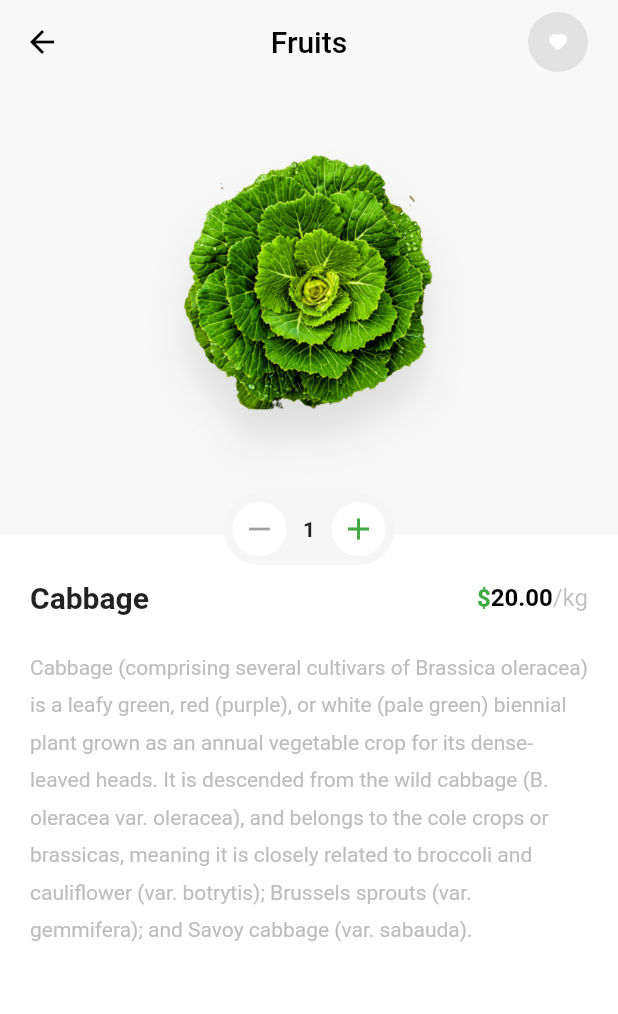
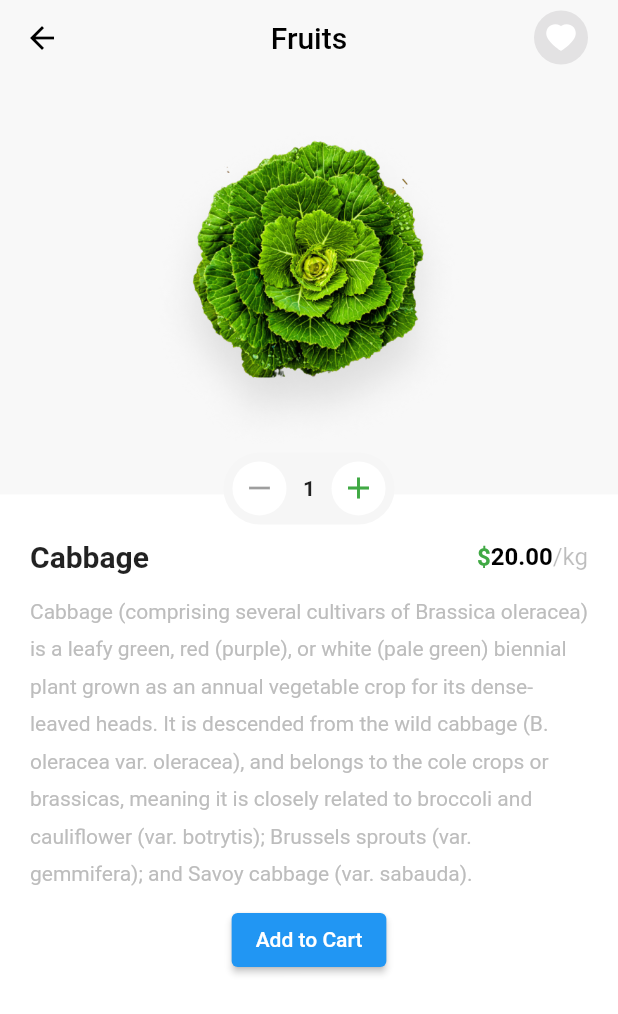
Before and after one commit to SiKirillo/awesome_flutter, a Flutter app: the DetailsScreen screen opened directly with sample values from the repository, on a phone screen of 412 x 824 dp. Shown: the top 1014 px of the screen. Run offline on Flutter 3.47's test engine with Material 2 defaults, Android fonts, the phone set to English and light mode, and no system bars; our stand-ins replace cloud_firestore, firebase_auth, firebase_core, fl_chart, flutter_spinkit, flutter_svg and 2 more; accounts and stored records are empty.

Commit message:
code refactoring

```diff
--- a/plants_animated_shop/lib/src/constants.dart
+++ b/plants_animated_shop/lib/src/constants.dart
@@ -6,5 +6,11 @@ const kHeaderHeight = 85.0;
 
 const kBgColor = Color(0xFFF6F5F2);
 const kPrimaryColor = Color(0xFF40A944);
+const kBottomBarColor = Color(0xFFCDF77C);
+const kImageBackgroundColor = Color(0xFFF8F8F8);
+const kProductItemBackgroundColor = Color(0xFFF7F7F7);
+const kCounterBackgroundColor = Color(0xFFF6F6F6);
 
 const kPanelTransition = Duration(milliseconds: 500);
+
+const kAppBarHeight = 50.0;
--- a/plants_animated_shop/lib/src/features/details/screens/details_screen.dart
+++ b/plants_animated_shop/lib/src/features/details/screens/details_screen.dart
@@ -1,11 +1,14 @@
 import 'package:flutter/material.dart';
 import 'package:plants_animated_shop/src/constants.dart';
-import 'package:plants_animated_shop/src/features/details/widgets/cart_counter.dart';
+import 'package:plants_animated_shop/src/features/details/widgets/product_image.dart';
+import 'package:plants_animated_shop/src/features/details/widgets/product_top_description.dart';
+import 'package:plants_animated_shop/src/features/shared/content_wrapper.dart';
 import 'package:plants_animated_shop/src/features/shared/favorite_button.dart';
-import 'package:plants_animated_shop/src/features/shared/price.dart';
+import 'package:plants_animated_shop/src/features/shared/scrollable_wrapper.dart';
 import 'package:plants_animated_shop/src/models/product.dart';
 
 class DetailsScreen extends StatefulWidget {
+  static const routeName = '/details';
   final Product product;
 
   const DetailsScreen({
@@ -18,8 +21,10 @@ class DetailsScreen extends StatefulWidget {
 }
 
 class _DetailsScreenState extends State<DetailsScreen> {
-  AppBar buildAppBar() {
-    return AppBar(
+  PreferredSize _buildAppBar() {
+    return PreferredSize(
+      preferredSize: const Size.fromHeight(kAppBarHeight),
+      child: AppBar(
         leading: const BackButton(
           color: Colors.black,
         ),
@@ -30,64 +35,75 @@ class _DetailsScreenState extends State<DetailsScreen> {
           'Fruits',
           style: TextStyle(color: Colors.black),
         ),
-      actions: const <Widget>[
-        FavoriteButton(radius: 20.0),
-        SizedBox(width: kDefaultPadding),
+        actions: <Widget>[
+          FavoriteButton(
+            radius: 20.0,
+            isSmall: false,
+            callback: () {},
+          ),
+          const SizedBox(
+            width: kDefaultPadding,
+          ),
         ],
+      ),
     );
+  }
+
+  void _onAddToCartButtonHandler() {
+    Navigator.of(context).pop();
   }
 
   @override
   Widget build(BuildContext context) {
     return Scaffold(
       backgroundColor: Colors.white,
-      appBar: buildAppBar(),
+      appBar: _buildAppBar(),
       body: Flex(
         direction: Axis.vertical,
         children: <Widget>[
-          AspectRatio(
-            aspectRatio: 1.37,
-            child: Stack(
-              clipBehavior: Clip.none,
-              alignment: Alignment.center,
-              children: [
-                Container(
-                  width: double.infinity,
-                  color: const Color(0xFFF8F8F8),
-                  child: Image.asset(widget.product.imageSrc!),
+          ProductImage(
+            heroTag: widget.product.title!,
+            imageSrc: widget.product.imageSrc!,
           ),
-                const Positioned(
-                  bottom: -20.0,
-                  child: CartCounter(),
-                )
-              ],
+          Expanded(
+            child: ContentWrapper(
+              widget: Flex(
+                direction: Axis.vertical,
+                children: <Widget>[
+                  const SizedBox(
+                    height: kDefaultPadding * 1.5,
                   ),
+                  ProductTopDescription(
+                    title: widget.product.title!,
+                    price: widget.product.price!,
                   ),
-          const SizedBox(height: kDefaultPadding * 1.5),
-          Padding(
-            padding: const EdgeInsets.symmetric(horizontal: kDefaultPadding),
-            child: Row(
-              children: [
+                  const SizedBox(
+                    height: kDefaultPadding / 2.0,
+                  ),
                   Expanded(
-                  child: Text(
-                    widget.product.title!,
-                    style: Theme.of(context)
-                        .textTheme
-                        .headline6!
-                        .copyWith(fontWeight: FontWeight.bold),
-                  ),
-                ),
-                const Price(amount: '20.00'),
-              ],
-            ),
-          ),
-          const Padding(
-            padding: EdgeInsets.all(kDefaultPadding),
-            child: Text(
+                    child: ScrollableWrapper(
+                      widgets: [
+                        const Text(
                           'Cabbage (comprising several cultivars of Brassica oleracea) is a leafy green, red (purple), or white (pale green) biennial plant grown as an annual vegetable crop for its dense-leaved heads. It is descended from the wild cabbage (B. oleracea var. oleracea), and belongs to the cole crops or brassicas, meaning it is closely related to broccoli and cauliflower (var. botrytis); Brussels sprouts (var. gemmifera); and Savoy cabbage (var. sabauda).',
                           style: TextStyle(
                             color: Color(0xFFBDBDBD),
                             height: 1.8,
+                          ),
+                        ),
+                        const SizedBox(
+                          height: kDefaultPadding / 2.0,
+                        ),
+                        ElevatedButton(
+                          onPressed: _onAddToCartButtonHandler,
+                          child: const Text('Add to Cart'),
+                        ),
+                        const SizedBox(
+                          height: kDefaultPadding / 2.0,
+                        ),
+                      ],
+                    ),
+                  ),
+                ],
               ),
             ),
           ),
--- a/plants_animated_shop/lib/src/features/details/widgets/cart_counter.dart
+++ b/plants_animated_shop/lib/src/features/details/widgets/cart_counter.dart
@@ -2,14 +2,33 @@ import 'package:flutter/material.dart';
 import 'package:plants_animated_shop/src/constants.dart';
 import 'package:plants_animated_shop/src/features/shared/rounded_button.dart';
 
-class CartCounter extends StatelessWidget {
+class CartCounter extends StatefulWidget {
   const CartCounter({Key? key}) : super(key: key);
+
+  @override
+  State<CartCounter> createState() => _CartCounterState();
+}
+
+class _CartCounterState extends State<CartCounter> {
+  int _counter = 1;
+
+  void _onAddProductHandler() {
+    setState(() {
+      _counter++;
+    });
+  }
+
+  void _onRemoveProductHandler() {
+    setState(() {
+      _counter > 0 ? _counter-- : 0;
+    });
+  }
 
   @override
   Widget build(BuildContext context) {
     return Container(
       decoration: const BoxDecoration(
-        color: Color(0xFFF6F6F6),
+        color: kCounterBackgroundColor,
         borderRadius: BorderRadius.all(Radius.circular(40.0)),
       ),
       child: Flex(
@@ -18,13 +37,14 @@ class CartCounter extends StatelessWidget {
           RoundedButton(
             iconData: Icons.remove,
             color: Colors.black38,
-            callback: () {},
+            callback: _onRemoveProductHandler,
           ),
-          const Padding(
-            padding: EdgeInsets.symmetric(horizontal: kDefaultPadding / 4.0),
+          Padding(
+            padding:
+                const EdgeInsets.symmetric(horizontal: kDefaultPadding / 4.0),
             child: Text(
-              '1',
-              style: TextStyle(
+              _counter.toString(),
+              style: const TextStyle(
                 fontSize: 14.0,
                 fontWeight: FontWeight.bold,
               ),
@@ -32,7 +52,7 @@ class CartCounter extends StatelessWidget {
           ),
           RoundedButton(
             iconData: Icons.add,
-            callback: () {},
+            callback: _onAddProductHandler,
           ),
         ],
       ),
--- /dev/null
+++ b/plants_animated_shop/lib/src/features/details/widgets/product_image.dart
@@ -0,0 +1,47 @@
+import 'package:flutter/material.dart';
+import 'package:plants_animated_shop/src/constants.dart';
+
+import 'cart_counter.dart';
+
+class ProductImage extends StatelessWidget {
+  final String heroTag;
+  final String imageSrc;
+
+  const ProductImage({
+    Key? key,
+    required this.heroTag,
+    required this.imageSrc,
+  }) : super(key: key);
+
+  @override
+  Widget build(BuildContext context) {
+    final size = MediaQuery.of(context).size;
+    final productImageHeight = (size.height / 2.5) - kAppBarHeight;
+
+    return SizedBox(
+      height: productImageHeight,
+      width: double.infinity,
+      child: AspectRatio(
+        aspectRatio: 1.37,
+        child: Stack(
+          clipBehavior: Clip.none,
+          alignment: Alignment.center,
+          children: [
+            Container(
+              width: double.infinity,
+              color: kImageBackgroundColor,
+              child: Hero(
+                tag: heroTag,
+                child: Image.asset(imageSrc),
+              ),
+            ),
+            const Positioned(
+              bottom: -20.0,
+              child: CartCounter(),
+            ),
+          ],
+        ),
+      ),
+    );
+  }
+}
--- /dev/null
+++ b/plants_animated_shop/lib/src/features/details/widgets/product_top_description.dart
@@ -0,0 +1,32 @@
+import 'package:flutter/material.dart';
+import 'package:plants_animated_shop/src/features/shared/price.dart';
+
+class ProductTopDescription extends StatelessWidget {
+  final String title;
+  final String price;
+
+  const ProductTopDescription({
+    Key? key,
+    required this.title,
+    required this.price,
+  }) : super(key: key);
+
+  @override
+  Widget build(BuildContext context) {
+    return Flex(
+      direction: Axis.horizontal,
+      children: <Widget>[
+        Expanded(
+          child: Text(
+            title,
+            style: Theme.of(context)
+                .textTheme
+                .headline6!
+                .copyWith(fontWeight: FontWeight.bold),
+          ),
+        ),
+        Price(amount: price),
+      ],
+    );
+  }
+}
--- /dev/null
+++ b/plants_animated_shop/lib/src/features/shared/content_wrapper.dart
@@ -0,0 +1,27 @@
+import 'package:flutter/material.dart';
+
+import '../../constants.dart';
+
+class ContentWrapper extends StatelessWidget {
+  final Widget widget;
+  final double? maxHeight;
+
+  const ContentWrapper({
+    Key? key,
+    required this.widget,
+    this.maxHeight,
+  }) : super(key: key);
+
+  @override
+  Widget build(BuildContext context) {
+    return Container(
+      padding: const EdgeInsets.symmetric(horizontal: kDefaultPadding),
+      constraints: maxHeight != null
+          ? BoxConstraints(
+              maxHeight: maxHeight!,
+            )
+          : null,
+      child: widget,
+    );
+  }
+}
--- a/plants_animated_shop/lib/src/features/shared/favorite_button.dart
+++ b/plants_animated_shop/lib/src/features/shared/favorite_button.dart
@@ -1,20 +1,51 @@
 import 'package:flutter/material.dart';
 import 'package:flutter_svg/flutter_svg.dart';
 
-class FavoriteButton extends StatelessWidget {
+class FavoriteButton extends StatefulWidget {
   final double radius;
+  final bool isSmall;
+  final Function callback;
 
   const FavoriteButton({
     Key? key,
     this.radius = 12.0,
+    this.isSmall = true,
+    required this.callback,
   }) : super(key: key);
 
   @override
+  State<FavoriteButton> createState() => _FavoriteButtonState();
+}
+
+class _FavoriteButtonState extends State<FavoriteButton> {
+  bool _isTapped = false;
+
+  void _onTapHandler() {
+    setState(() {
+      _isTapped = !_isTapped;
+    });
+
+    widget.callback();
+  }
+
+  @override
   Widget build(BuildContext context) {
-    return CircleAvatar(
-      radius: radius,
-      backgroundColor: const Color(0xFFE3E2E3),
-      child: SvgPicture.asset('assets/icons/heart.svg'),
+    return SizedBox(
+      height: widget.isSmall ? 22.0 : 36.0,
+      width: widget.isSmall ? 22.0 : 36.0,
+      child: MaterialButton(
+        shape: const CircleBorder(),
+        elevation: 0.0,
+        color: const Color(0xFFE3E2E3),
+        padding: EdgeInsets.zero,
+        onPressed: _onTapHandler,
+        child: SvgPicture.asset(
+          'assets/icons/heart.svg',
+          height: widget.isSmall ? 12.0 : 20.0,
+          width: widget.isSmall ? 12.0 : 20.0,
+          color: _isTapped ? Colors.red : Colors.white,
+        ),
+      ),
     );
   }
 }
--- a/plants_animated_shop/lib/src/features/shared/price.dart
+++ b/plants_animated_shop/lib/src/features/shared/price.dart
@@ -6,7 +6,7 @@ class Price extends StatelessWidget {
 
   const Price({
     Key? key,
-    required this.amount,
+    this.amount = '66.66',
   }) : super(key: key);
 
   @override
--- /dev/null
+++ b/plants_animated_shop/lib/src/features/shared/scrollable_wrapper.dart
@@ -0,0 +1,23 @@
+import 'package:flutter/material.dart';
+
+class ScrollableWrapper extends StatelessWidget {
+  final List<Widget> widgets;
+  final Axis direction;
+
+  const ScrollableWrapper({
+    Key? key,
+    required this.widgets,
+    this.direction = Axis.vertical,
+  }) : super(key: key);
+
+  @override
+  Widget build(BuildContext context) {
+    return SingleChildScrollView(
+      scrollDirection: direction,
+      child: Flex(
+        direction: direction,
+        children: widgets,
+      ),
+    );
+  }
+}
```
Also changed, not shown: plants_animated_shop/lib/main.dart (+21 -0 lines), plants_animated_shop/lib/src/features/home/screens/home_screen.dart (+17 -52 lines), plants_animated_shop/lib/src/features/home/widgets/bottom_cart_bar.dart (added, +30 -0 lines), plants_animated_shop/lib/src/features/home/widgets/card_details_screen.dart (deleted, +0 -48 lines), plants_animated_shop/lib/src/features/home/widgets/product_card.dart (+16 -6 lines), plants_animated_shop/lib/src/features/home/widgets/product_list.dart (added, +57 -0 lines), plants_animated_shop/lib/src/models/product.dart (+37 -8 lines). Lines whose indentation alone changed are shown as unchanged.
